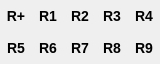
Old version of the form src/schrodinger/sketcher/ui/rgroup_popup.ui in the repository schrodinger/sketcher.
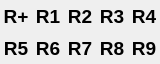
New version of the form.

```diff
--- a/src/schrodinger/sketcher/ui/rgroup_popup.ui
+++ b/src/schrodinger/sketcher/ui/rgroup_popup.ui
@@ -39,9 +39,8 @@
      </property>
      <property name="font">
       <font>
-       <pointsize>-1</pointsize>
+       <pointsize>14</pointsize>
        <weight>75</weight>
-       <italic>false</italic>
        <bold>true</bold>
       </font>
      </property>
@@ -51,7 +50,6 @@
      <property name="styleSheet">
       <string notr="true">QToolButton {
 border : none;
-font: bold 14px;
 }</string>
      </property>
      <property name="text">
@@ -75,9 +73,8 @@
      </property>
      <property name="font">
       <font>
-       <pointsize>-1</pointsize>
+       <pointsize>14</pointsize>
        <weight>75</weight>
-       <italic>false</italic>
        <bold>true</bold>
       </font>
      </property>
@@ -87,7 +84,6 @@
      <property name="styleSheet">
       <string notr="true">QToolButton {
 border : none;
-font: bold 14px;
 }</string>
      </property>
      <property name="text">
@@ -111,9 +107,8 @@
      </property>
      <property name="font">
       <font>
-       <pointsize>-1</pointsize>
+       <pointsize>14</pointsize>
        <weight>75</weight>
-       <italic>false</italic>
        <bold>true</bold>
       </font>
      </property>
@@ -123,7 +118,6 @@
      <property name="styleSheet">
       <string notr="true">QToolButton {
 border : none;
-font: bold 14px;
 }</string>
      </property>
      <property name="text">
@@ -147,9 +141,8 @@
      </property>
      <property name="font">
       <font>
-       <pointsize>-1</pointsize>
+       <pointsize>14</pointsize>
        <weight>75</weight>
-       <italic>false</italic>
        <bold>true</bold>
       </font>
      </property>
@@ -159,7 +152,6 @@
      <property name="styleSheet">
       <string notr="true">QToolButton {
 border : none;
-font: bold 14px;
 }</string>
      </property>
      <property name="text">
@@ -183,9 +175,8 @@
      </property>
      <property name="font">
       <font>
-       <pointsize>-1</pointsize>
+       <pointsize>14</pointsize>
        <weight>75</weight>
-       <italic>false</italic>
        <bold>true</bold>
       </font>
      </property>
@@ -195,7 +186,6 @@
      <property name="styleSheet">
       <string notr="true">QToolButton {
 border : none;
-font: bold 14px;
 }</string>
      </property>
      <property name="text">
@@ -219,9 +209,8 @@
      </property>
      <property name="font">
       <font>
-       <pointsize>-1</pointsize>
+       <pointsize>14</pointsize>
        <weight>75</weight>
-       <italic>false</italic>
        <bold>true</bold>
       </font>
      </property>
@@ -231,7 +220,6 @@
      <property name="styleSheet">
       <string notr="true">QToolButton {
 border : none;
-font: bold 14px;
 }</string>
      </property>
      <property name="text">
@@ -255,9 +243,8 @@
      </property>
      <property name="font">
       <font>
-       <pointsize>-1</pointsize>
+       <pointsize>14</pointsize>
        <weight>75</weight>
-       <italic>false</italic>
        <bold>true</bold>
       </font>
      </property>
@@ -267,7 +254,6 @@
      <property name="styleSheet">
       <string notr="true">QToolButton {
 border : none;
-font: bold 14px;
 }</string>
      </property>
      <property name="text">
@@ -291,9 +277,8 @@
      </property>
      <property name="font">
       <font>
-       <pointsize>-1</pointsize>
+       <pointsize>14</pointsize>
        <weight>75</weight>
-       <italic>false</italic>
        <bold>true</bold>
       </font>
      </property>
@@ -303,7 +288,6 @@
      <property name="styleSheet">
       <string notr="true">QToolButton {
 border : none;
-font: bold 14px;
 }</string>
      </property>
      <property name="text">
@@ -327,9 +311,8 @@
      </property>
      <property name="font">
       <font>
-       <pointsize>-1</pointsize>
+       <pointsize>14</pointsize>
        <weight>75</weight>
-       <italic>false</italic>
        <bold>true</bold>
       </font>
      </property>
@@ -339,7 +322,6 @@
      <property name="styleSheet">
       <string notr="true">QToolButton {
 border : none;
-font: bold 14px;
 }</string>
      </property>
      <property name="text">
@@ -363,9 +345,8 @@
      </property>
      <property name="font">
       <font>
-       <pointsize>-1</pointsize>
+       <pointsize>14</pointsize>
        <weight>75</weight>
-       <italic>false</italic>
        <bold>true</bold>
       </font>
      </property>
@@ -375,7 +356,6 @@
      <property name="styleSheet">
       <string notr="true">QToolButton {
 border : none;
-font: bold 14px;
 }</string>
      </property>
      <property name="text">
```
